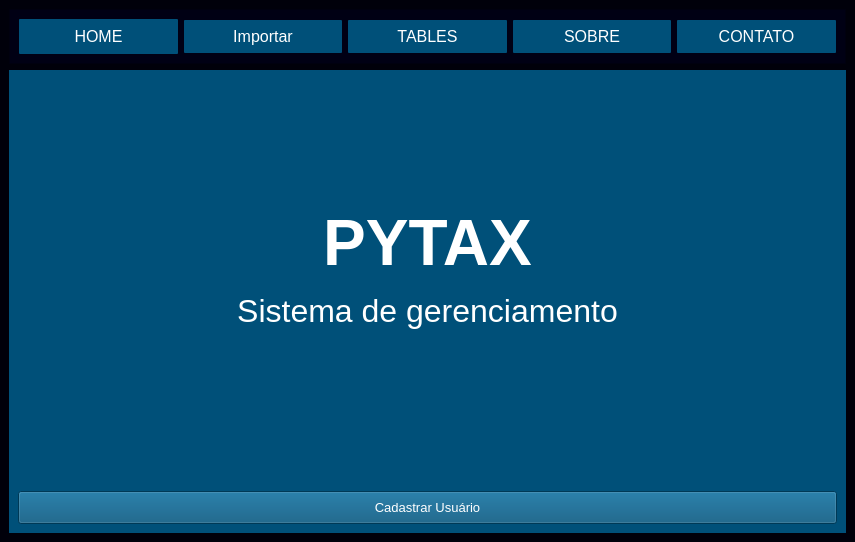
Before: the Qt Designer form ui_main.ui in ManelFer/Sistema, drawn with Qt 5.
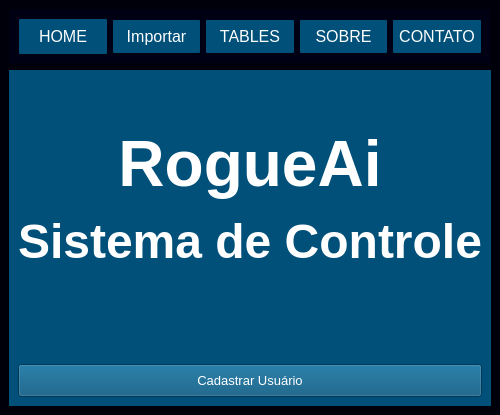
After: the same form once the commit is applied. The open tabs and pages were chosen to show the change. Icons and pictures are not drawn.

Commit message: alteração

What changed in the file:
```diff
--- a/ui_main.ui
+++ b/ui_main.ui
@@ -6,8 +6,8 @@
    <rect>
     <x>0</x>
     <y>0</y>
-    <width>855</width>
-    <height>542</height>
+    <width>492</width>
+    <height>415</height>
    </rect>
   </property>
   <property name="windowTitle">
@@ -597,7 +597,7 @@
 </string>
           </property>
           <property name="text">
-           <string>&lt;html&gt;&lt;head/&gt;&lt;body&gt;&lt;p align=&quot;center&quot;&gt;&lt;span style=&quot; font-size:48pt; font-weight:600; color:#ffffff;&quot;&gt;PYTAX&lt;/span&gt;&lt;/p&gt;&lt;p align=&quot;center&quot;&gt;&lt;span style=&quot; font-size:24pt; color:#ffffff;&quot;&gt;Sistema de gerenciamento&lt;/span&gt;&lt;/p&gt;&lt;p align=&quot;center&quot;&gt;&lt;span style=&quot; font-size:24pt; color:#ffffff;&quot;&gt;&lt;img src=&quot;_imgs/logo.png&quot;/&gt;&lt;/span&gt;&lt;/p&gt;&lt;/body&gt;&lt;/html&gt;</string>
+           <string>&lt;html&gt;&lt;head/&gt;&lt;body&gt;&lt;p align=&quot;center&quot;&gt;&lt;span style=&quot; font-size:48pt; font-weight:600; color:#ffffff;&quot;&gt;RogueAi&lt;/span&gt;&lt;/p&gt;&lt;p align=&quot;center&quot;&gt;&lt;span style=&quot; font-size:36pt; font-weight:600; color:#ffffff;&quot;&gt;Sistema de Controle&lt;/span&gt;&lt;/p&gt;&lt;p align=&quot;center&quot;&gt;&lt;br/&gt;&lt;/p&gt;&lt;/body&gt;&lt;/html&gt;</string>
           </property>
          </widget>
         </item>
```
Left out of the diff: 47 changed lines with no effect on the pictures. The commit also changes 1 other file.
